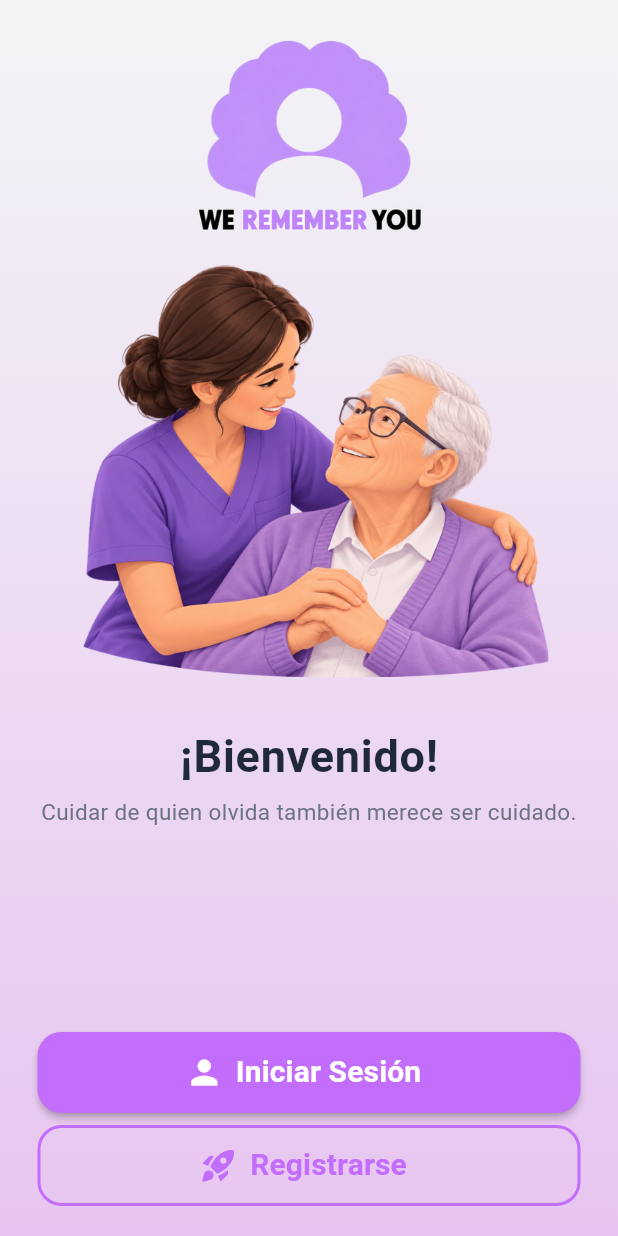
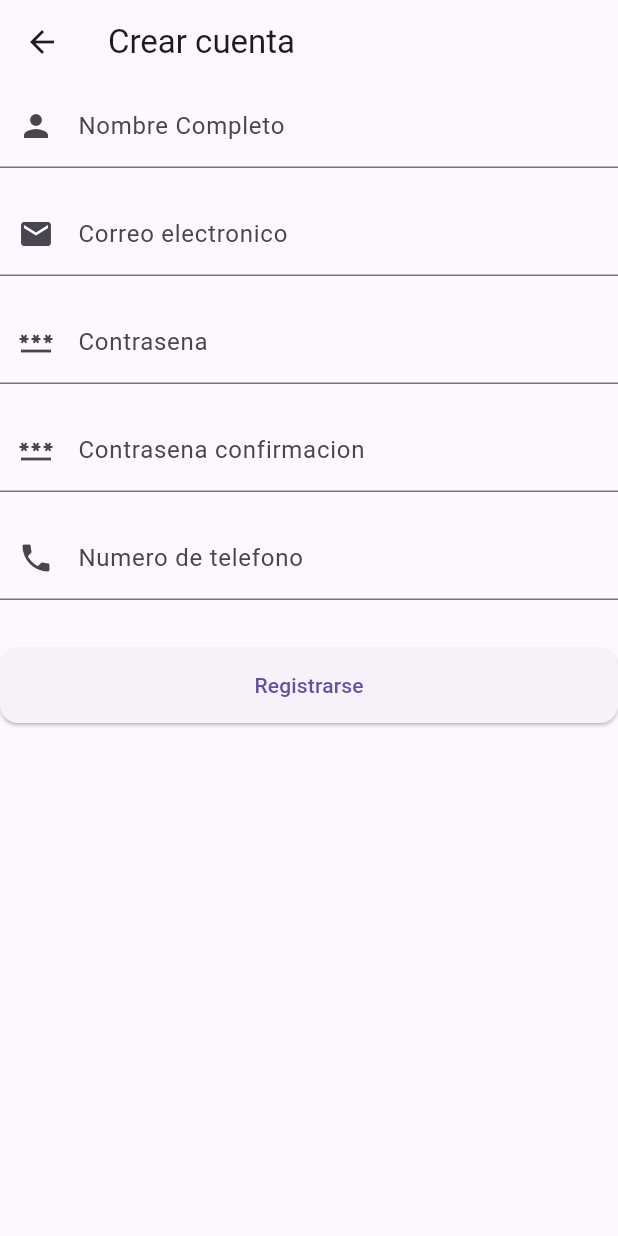
Before and after one commit to ACuevaAc/WeRememberYou, a Flutter app: the screen it shows after launch, after a tap on "Registrarse", on a phone screen of 412 x 824 dp. Run offline on Flutter 3.47's test engine with Material 3 defaults, Android fonts, the phone set to English and light mode, and no system bars; our stand-ins replace dio; accounts and stored records are empty.

Commit message:
feature: ui de register sin estilo, simplemente funcionalidad de registro conectada a la api, crea fila en bd y accede mediante la peticion de login, pendiente guardar token para acceder a la pantalla principal

```diff
--- a/alzheimer_frontend/lib/main.dart
+++ b/alzheimer_frontend/lib/main.dart
@@ -1,8 +1,16 @@
 import 'package:alzheimer_frontend/presentation/screens/welcome/welcome_scren.dart';
+import 'package:alzheimer_frontend/providers/auth_provider.dart';
 import 'package:flutter/material.dart';
+import 'package:provider/provider.dart';
 
 void main() {
-  runApp(const MainApp());
+  runApp(
+    MultiProvider(providers: [
+      ChangeNotifierProvider(create: (_) => AuthProvider()),
+    ],
+    child: const MainApp()
+    )
+  );
 }
 
 class MainApp extends StatelessWidget {
--- /dev/null
+++ b/alzheimer_frontend/lib/presentation/screens/register/register_screen.dart
@@ -0,0 +1,120 @@
+import 'package:alzheimer_frontend/providers/auth_provider.dart';
+import 'package:flutter/material.dart';
+import 'package:provider/provider.dart';
+
+class RegisterScreen extends StatelessWidget{
+  const RegisterScreen({super.key});
+
+  @override
+  Widget build(BuildContext context) {
+    final nameController=TextEditingController();
+    final emailController=TextEditingController();
+    final passwordController=TextEditingController();
+    final passwordConfirmController=TextEditingController();
+    final phoneController=TextEditingController();
+
+
+    final authProvider=Provider.of<AuthProvider>(context);
+    return Scaffold(
+      appBar: AppBar(title: Text("Crear cuenta")),
+      body: SingleChildScrollView(
+        child: Column(
+          mainAxisAlignment: MainAxisAlignment.center,
+          children: [
+            TextField(
+              controller: nameController,
+              decoration: const InputDecoration(
+                labelText: 'Nombre Completo',
+                prefixIcon: Icon(Icons.person),
+              ),
+            ),
+            const SizedBox(height: 16,),
+            TextField(
+              controller: emailController,
+              decoration: InputDecoration(
+                labelText: 'Correo electronico',
+                prefixIcon: Icon(Icons.email),
+              )
+            ),
+            const SizedBox(height: 16,),
+            TextField(
+              controller: passwordController,
+              decoration: InputDecoration(
+                labelText: 'Contrasena',
+                prefixIcon: Icon(Icons.password)
+              ),
+              obscureText: true,
+            ),
+            const SizedBox(height: 16,),
+            TextField(
+              controller: passwordConfirmController,
+              decoration: InputDecoration(
+                labelText: 'Contrasena confirmacion',
+                prefixIcon: Icon(Icons.password),
+              ),
+              obscureText: true,
+            ),
+            const SizedBox(height: 16,),
+            TextField(
+              controller: phoneController,
+              keyboardType: TextInputType.phone,
+              decoration: InputDecoration(
+                labelText: 'Numero de telefono',
+                prefixIcon: Icon(Icons.phone),
+              ),
+            ),
+            const SizedBox(height: 32,),
+            authProvider.isLoading ? const CircularProgressIndicator()
+            : SizedBox(
+              width: double.infinity,
+              height: 50,
+              child: ElevatedButton(
+                style: ElevatedButton.styleFrom(
+                  shape: RoundedRectangleBorder(
+                    borderRadius: BorderRadius.circular(12),
+                  ),
+                ),
+                onPressed: () async {
+                  if(nameController.text.trim().isEmpty ||
+                    emailController.text.trim().isEmpty ||
+                    passwordController.text.trim().isEmpty
+                   ) {
+                    ScaffoldMessenger.of(context).showSnackBar(
+                      const SnackBar(content: Text("Porfavor rellena los campos"))
+                    );
+                    return;
+                   }
+                   if(passwordController.text.trim()!= passwordConfirmController.text.trim()) {
+                    ScaffoldMessenger.of(context).showSnackBar(const SnackBar(content: Text("Las contrasenas no coinciden")));
+                    return;
+                   }
+                   final succes=await context.read<AuthProvider>().registerUser(
+                    name: nameController.text.trim(),
+                    email: emailController.text.trim(),
+                    password: passwordController.text.trim(),
+                    passwordConfirmation: passwordConfirmController.text.trim(),
+                    phone: phoneController.text.trim().isEmpty ? null : phoneController.text.trim(),
+                   );
+                   if(context.mounted) {
+                    if(succes) {
+                      ScaffoldMessenger.of(context).showSnackBar(
+                        const SnackBar(content: Text("Registrado con exito "),backgroundColor: Colors.green,)
+
+                      );
+
+                    } else  {
+                      ScaffoldMessenger.of(context).showSnackBar(const SnackBar(content: Text("Error en el registro"),backgroundColor: Colors.red,));
+                      print(context);
+                    }
+                   }
+                },
+                child: Text("Registrarse")
+              )
+            )
+          ],
+        )
+      )
+    );
+  }
+
+}
--- a/alzheimer_frontend/lib/presentation/screens/welcome/welcome_scren.dart
+++ b/alzheimer_frontend/lib/presentation/screens/welcome/welcome_scren.dart
@@ -1,4 +1,5 @@
 import 'package:alzheimer_frontend/presentation/screens/login/login_screen.dart';
+import 'package:alzheimer_frontend/presentation/screens/register/register_screen.dart';
 import 'package:flutter/material.dart';
 
 class WelcomeScreen extends StatelessWidget {
@@ -21,11 +22,11 @@ class WelcomeScreen extends StatelessWidget {
         child: SafeArea(
           child: Padding(
             padding: const EdgeInsets.symmetric(horizontal: 25, vertical: 20),
-            // LayoutBuilder nos da el tamaño máximo disponible de la pantalla actual
+
             child: LayoutBuilder(
               builder: (context, constraints) {
                 return SingleChildScrollView(
-                  // physics evita el scroll si el contenido cabe perfectamente
+
                   physics: const ClampingScrollPhysics(),
                   child: ConstrainedBox(
                     constraints: BoxConstraints(
@@ -35,29 +36,29 @@ class WelcomeScreen extends StatelessWidget {
                       child: Column(
                         mainAxisAlignment: MainAxisAlignment.spaceBetween,
                         children: [
-                          // Bloque Superior: Logos y Textos
+
                           Column(
                             children: [
-                              // Usamos Image.asset con dimensiones dinámicas basadas en la pantalla
+
                               Image.asset(
                                 "assets/imgs/logo.png",
-                                width: constraints.maxHeight * 0.20, // 25% del alto de la pantalla
+                                width: constraints.maxHeight * 0.20,
                                 height: constraints.maxHeight * 0.20,
                                 fit: BoxFit.contain,
                               ),
                               Image.asset(
                                 "assets/imgs/cuidador-paciente.png",
-                                height: constraints.maxHeight * 0.35, // 20% del alto de la pantalla
+                                height: constraints.maxHeight * 0.35,
                                 fit: BoxFit.contain,
                               ),
 
-                              // Espaciadores adaptativos en lugar de SizedBox fijos gigantes
+
                               SizedBox(height: constraints.maxHeight * 0.04),
 
                               const Text(
                                 "¡Bienvenido!",
                                 style: TextStyle(
-                                  fontSize: 30, // Bajado sutilmente para pantallas pequeñas
+                                  fontSize: 30,
                                   fontWeight: FontWeight.bold,
                                   color: Color(0xFF1F2937),
                                   letterSpacing: 0.5,
@@ -110,7 +111,7 @@ class WelcomeScreen extends StatelessWidget {
                                 height: 54,
                                 child: OutlinedButton.icon(
                                   onPressed: () {
-                                    // Navegación a Registro
+                                    Navigator.push(context, MaterialPageRoute(builder: (context) => RegisterScreen()));
                                   },
                                   style: OutlinedButton.styleFrom(
                                     side: const BorderSide(color: Color.fromARGB(255, 195, 109, 253), width: 2),
--- a/alzheimer_frontend/pubspec.yaml
+++ b/alzheimer_frontend/pubspec.yaml
@@ -12,6 +12,8 @@ dependencies:
   http: ^1.2.0
   flutter_secure_storage: ^9.0.0
   flutter_slidable: ^3.0.1
+  provider: ^6.1.5+1
+  dio: ^5.11.1
 
 dev_dependencies:
   flutter_test:
```
Also changed, not shown: alzheimer_frontend/lib/providers/auth_provider.dart (added, +51 -0 lines), alzheimer_frontend/lib/services/auth_service.dart (added, +40 -0 lines), alzheimer_frontend/pubspec.lock.
